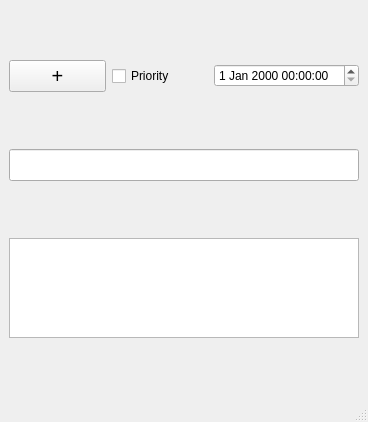
First picture: the form in PyLearnAppToDoList/main_window.ui, repository MSaberian/PyLearnApp, before the edit.
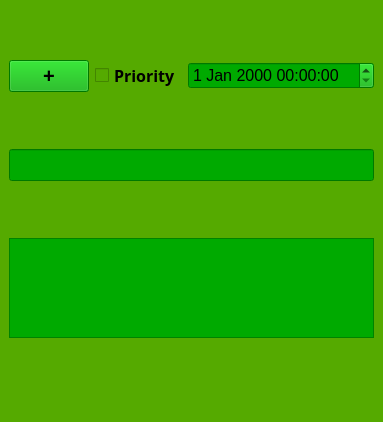
Second picture: the form after the edit. Icons and pictures are not drawn.

Diff of the .ui file:
```diff
--- a/PyLearnAppToDoList/main_window.ui
+++ b/PyLearnAppToDoList/main_window.ui
@@ -17,6 +17,9 @@
    <iconset>
     <normaloff>todo-list-icon.jpg</normaloff>todo-list-icon.jpg</iconset>
   </property>
+  <property name="styleSheet">
+   <string notr="true">background-color: rgb(85, 170, 0);</string>
+  </property>
   <property name="iconSize">
    <size>
     <width>100</width>
@@ -35,11 +38,15 @@
         <property name="font">
          <font>
           <pointsize>15</pointsize>
+          <bold>true</bold>
          </font>
         </property>
         <property name="toolTip">
          <string>add new task</string>
         </property>
+        <property name="styleSheet">
+         <string notr="true">background-color: rgb(0, 170, 0);</string>
+        </property>
         <property name="text">
          <string>+</string>
         </property>
@@ -47,6 +54,14 @@
       </item>
       <item>
        <widget class="QCheckBox" name="cb_priority">
+        <property name="font">
+         <font>
+          <family>Centaur</family>
+          <pointsize>12</pointsize>
+          <italic>false</italic>
+          <bold>true</bold>
+         </font>
+        </property>
         <property name="toolTip">
          <string>If this task is important clicked</string>
         </property>
@@ -56,7 +71,16 @@
        </widget>
       </item>
       <item>
-       <widget class="QDateTimeEdit" name="dateTimeEdit"/>
+       <widget class="QDateTimeEdit" name="dateTimeEdit">
+        <property name="font">
+         <font>
+          <pointsize>12</pointsize>
+         </font>
+        </property>
+        <property name="styleSheet">
+         <string notr="true">background-color: rgb(0, 170, 0);</string>
+        </property>
+       </widget>
       </item>
      </layout>
     </item>
@@ -70,6 +94,9 @@
       <property name="toolTip">
        <string>Title</string>
       </property>
+      <property name="styleSheet">
+       <string notr="true">background-color: rgb(0, 170, 0);</string>
+      </property>
      </widget>
     </item>
     <item>
@@ -80,9 +107,17 @@
         <height>100</height>
        </size>
       </property>
+      <property name="font">
+       <font>
+        <pointsize>15</pointsize>
+       </font>
+      </property>
       <property name="toolTip">
        <string>description</string>
       </property>
+      <property name="styleSheet">
+       <string notr="true">background-color: rgb(0, 170, 0);</string>
+      </property>
      </widget>
     </item>
    </layout>
```
Left out of the diff: 2 changed lines with no effect on the pictures.
